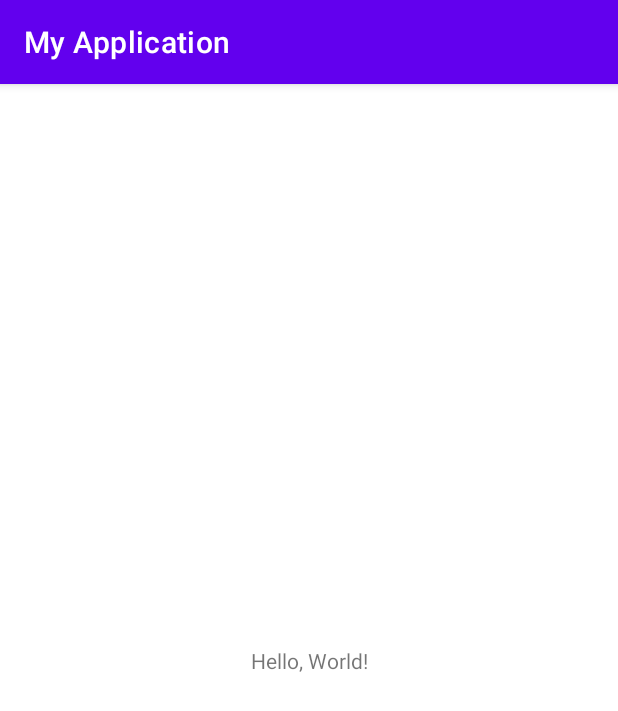
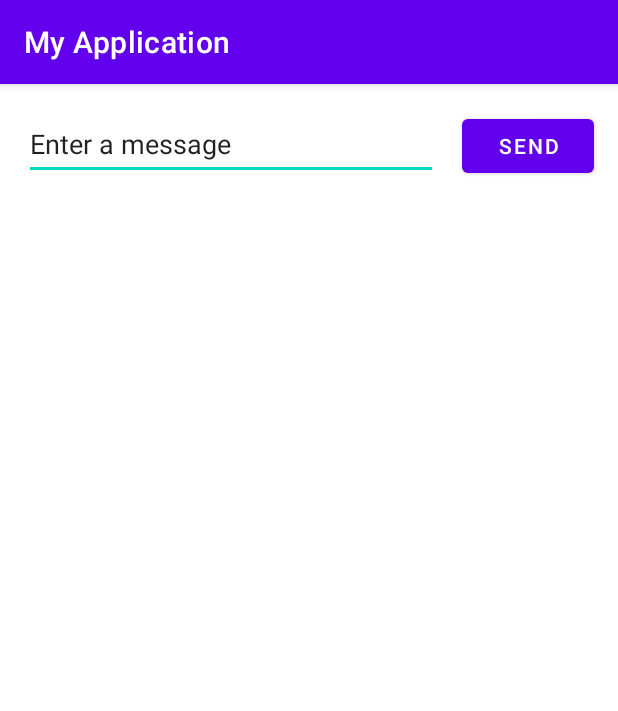
Before and after one commit to flisadora/icm-android-91322, an Android app: the screen it shows after launch (MainActivity), on a phone screen of 412 x 824 dp. Shown: the top 711 px of the screen. Run offline under Robolectric (Android 15) with nearby library versions, the phone set to English and light mode, and no system bars.

Commit message:
first app + another activity
send button gets message from TextView and shows it in a new activity

```diff
--- a/labs/lab01/MyApplication/app/build.gradle
+++ b/labs/lab01/MyApplication/app/build.gradle
@@ -36,6 +36,7 @@ dependencies {
     implementation 'androidx.core:core-ktx:1.7.0'
     implementation 'androidx.appcompat:appcompat:1.4.1'
     implementation 'com.google.android.material:material:1.6.0'
+    implementation 'androidx.constraintlayout:constraintlayout:2.1.3'
     testImplementation 'junit:junit:4.13.2'
     androidTestImplementation 'androidx.test.ext:junit:1.1.3'
     androidTestImplementation 'androidx.test.espresso:espresso-core:3.4.0'
--- a/labs/lab01/MyApplication/app/src/main/res/layout/activity_main.xml
+++ b/labs/lab01/MyApplication/app/src/main/res/layout/activity_main.xml
@@ -1,16 +1,35 @@
 <?xml version="1.0" encoding="utf-8"?>
 <androidx.constraintlayout.widget.ConstraintLayout xmlns:android="http://schemas.android.com/apk/res/android"
     xmlns:app="http://schemas.android.com/apk/res-auto"
+    xmlns:tools="http://schemas.android.com/tools"
     android:layout_width="match_parent"
     android:layout_height="match_parent">
 
-    <TextView
-        android:id="@+id/textView"
+    <EditText
+        android:id="@+id/editTextTextPersonName"
+        android:layout_width="0dp"
+        android:layout_height="wrap_content"
+        android:layout_marginStart="16dp"
+        android:layout_marginTop="16dp"
+        android:ems="10"
+        android:inputType="textPersonName"
+        android:minHeight="48dp"
+        android:text="@string/edit_message"
+        app:layout_constraintEnd_toStartOf="@+id/button"
+        app:layout_constraintHorizontal_bias="0.5"
+        app:layout_constraintStart_toStartOf="parent"
+        app:layout_constraintTop_toTopOf="parent" />
+
+    <Button
+        android:id="@+id/button"
         android:layout_width="wrap_content"
         android:layout_height="wrap_content"
-        android:text="Hello, World!"
-        app:layout_constraintBottom_toBottomOf="parent"
+        android:layout_marginStart="16dp"
+        android:layout_marginEnd="16dp"
+        android:onClick="sendMessage"
+        android:text="@string/button_send"
+        app:layout_constraintBaseline_toBaselineOf="@+id/editTextTextPersonName"
         app:layout_constraintEnd_toEndOf="parent"
-        app:layout_constraintStart_toStartOf="parent"
-        app:layout_constraintTop_toTopOf="parent" />
+        app:layout_constraintHorizontal_bias="0.5"
+        app:layout_constraintStart_toEndOf="@+id/editTextTextPersonName" />
 </androidx.constraintlayout.widget.ConstraintLayout>
--- a/labs/lab01/MyApplication/app/src/main/res/values/strings.xml
+++ b/labs/lab01/MyApplication/app/src/main/res/values/strings.xml
@@ -1,3 +1,5 @@
 <resources>
     <string name="app_name">My Application</string>
+    <string name="edit_message">Enter a message</string>
+    <string name="button_send">Send</string>
 </resources>
```
Also changed, not shown: labs/lab01/MyApplication/app/src/main/AndroidManifest.xml (+13 -3 lines), labs/lab01/MyApplication/app/src/main/java/deti/icm/myapplication/DisplayMessageActivity.kt (added, +20 -0 lines), labs/lab01/MyApplication/app/src/main/java/deti/icm/myapplication/MainActivity.kt (+14 -0 lines), labs/lab01/MyApplication/app/src/main/res/layout/activity_display_message.xml (added, +18 -0 lines).
